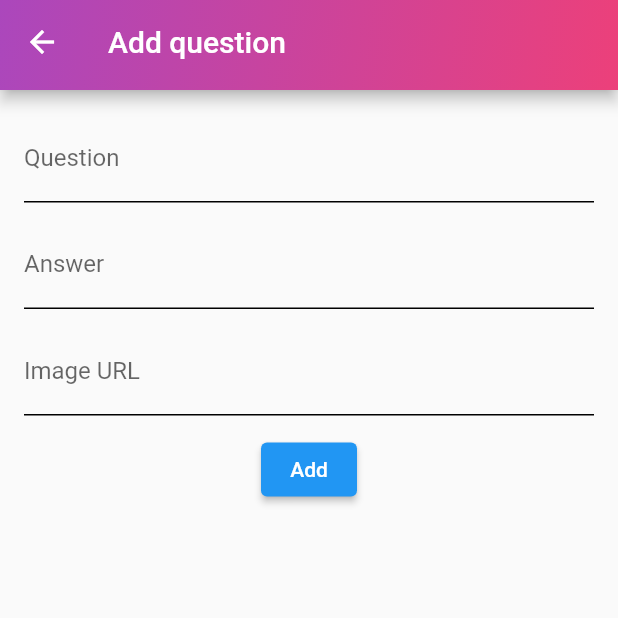
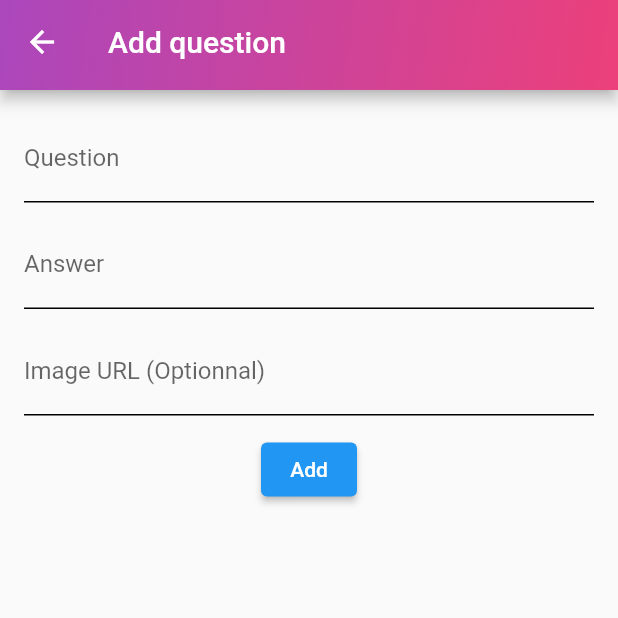
Before and after one commit to DocAmaroo/QuizzApp, a Flutter app: the screen it shows after launch, after a tap on the "add" icon, on a phone screen of 412 x 824 dp, the top half of it. Run offline on Flutter 3.47's test engine with Material 2 defaults, Android fonts, the phone set to English and light mode, and no system bars; our stand-ins replace bloc, cloud_firestore, firebase_core, flutter_bloc; accounts and stored records are empty.

```diff
--- a/lib/bloc/quizz_bloc.dart
+++ b/lib/bloc/quizz_bloc.dart
@@ -1,25 +1,16 @@
 import 'package:bloc/bloc.dart';
 import 'package:meta/meta.dart';
-import 'package:quizz/data/models/question.dart';
 
 import 'package:quizz/errors/http_exception.dart' as http_exception;
-import 'package:quizz/services/quizz_services.dart';
 
 part 'quizz_event.dart';
 part 'quizz_state.dart';
 
 class QuizzBloc extends Bloc<QuizzEvent, QuizzState> {
-  final quizzServices = QuizzServices();
-
-  late List<QuestionModel> questions;
   int nbPoints = 0;
   int correct = 0;
   int incorrect = 0;
-  int currentQuestionIndex = 0;
-
-  int get questionsLength => questions.length;
-
-  QuestionModel get currentQuestion => questions[currentQuestionIndex];
+  int currIndex = 0;
 
   int get getNbPoints => nbPoints;
   int get getNbCorrect => correct;
@@ -35,26 +26,16 @@ class QuizzBloc extends Bloc<QuizzEvent, QuizzState> {
   void _loadQuizz(LoadQuizz event, Emitter<QuizzState> emit) async {
     emit(LoadingQuizzState());
 
+    currIndex = 0;
     nbPoints = 0;
     correct = 0;
     incorrect = 0;
 
-    try {
-      questions = await quizzServices.getQuestions();
-      if (questions.isNotEmpty) {
-        currentQuestionIndex = 0;
-        emit(
-            LoadedQuizzState(currentQuestion: questions[currentQuestionIndex]));
-      } else {
-        emit(LoadResultState());
-      }
-    } on http_exception.HTTPException catch (e) {
-      emit(FailedToLoadQuizzState(error: e));
-    }
+    emit(LoadedQuizzState(currIndex: currIndex));
   }
 
   void _onNext(NextQuestion event, Emitter<QuizzState> emit) {
-    if (questions[currentQuestionIndex].answer == event.answer) {
+    if (event.isTrue) {
       correct++;
       nbPoints += 20;
     } else {
@@ -62,16 +43,16 @@ class QuizzBloc extends Bloc<QuizzEvent, QuizzState> {
       nbPoints -= 5;
     }
 
-    if (questions.length <= currentQuestionIndex + 1) {
-      add(QuizzEnd());
-    } else {
-      currentQuestionIndex++;
-      emit(LoadedQuizzState(currentQuestion: questions[currentQuestionIndex]));
-    }
+    currIndex++;
+    emit(LoadedQuizzState(currIndex: currIndex));
   }
 
   void _onEnd(QuizzEnd event, Emitter<QuizzState> emit) {
-    emit(LoadResultState());
+    emit(LoadResultState(
+        nbAnswer: currIndex,
+        nbCorrectAnswer: correct,
+        nbIncorrectAnswer: incorrect,
+        nbPoints: nbPoints));
   }
 
   void _onRestart(QuizzRestart event, Emitter<QuizzState> emit) {
--- a/lib/bloc/quizz_event.dart
+++ b/lib/bloc/quizz_event.dart
@@ -8,9 +8,9 @@ class LoadQuizz extends QuizzEvent {
 }
 
 class NextQuestion extends QuizzEvent {
-  final bool answer;
+  final bool isTrue;
 
-  NextQuestion({required this.answer});
+  NextQuestion({required this.isTrue});
 
   @override
   String toString() => '[EVENT] Next question';
--- a/lib/bloc/quizz_state.dart
+++ b/lib/bloc/quizz_state.dart
@@ -9,11 +9,22 @@ class LoadingQuizzState extends QuizzState {}
 
 // Quizz information have been loaded
 class LoadedQuizzState extends QuizzState {
-  final QuestionModel currentQuestion;
-  LoadedQuizzState({required this.currentQuestion});
+  final int currIndex;
+  LoadedQuizzState({required this.currIndex});
 }
 
-class LoadResultState extends QuizzState {}
+class LoadResultState extends QuizzState {
+  final int nbAnswer;
+  final int nbCorrectAnswer;
+  final int nbIncorrectAnswer;
+  final int nbPoints;
+
+  LoadResultState(
+      {required this.nbAnswer,
+      required this.nbCorrectAnswer,
+      required this.nbIncorrectAnswer,
+      required this.nbPoints});
+}
 
 // Failed to load Quizz information
 class FailedToLoadQuizzState extends QuizzState {
--- a/lib/services/quizz_services.dart
+++ b/lib/services/quizz_services.dart
@@ -1,22 +1,16 @@
 import 'package:cloud_firestore/cloud_firestore.dart';
-import 'package:quizz/data/models/question.dart';
 
 class QuizzServices {
   final FirebaseFirestore firebase = FirebaseFirestore.instance;
 
   QuizzServices();
 
-  Future<List<QuestionModel>> getQuestions() async {
-    final questionCollection = firebase.collection('questions');
-    final questionFetch = await questionCollection.get();
-
-    return questionFetch.docs
-        .map((e) => QuestionModel.fromQueryDocumentSnapshot(e))
-        .toList();
+  Future<QuerySnapshot> getQuestions() async {
+    return await firebase.collection('questions').get();
   }
 
   Future<void> addQuestion(String question, String answer, String imageURL) {
-    final defaultImage =
+    const defaultImage =
         'https://st.depositphotos.com/1654249/2526/i/600/depositphotos_25269357-stock-photo-3d-man-with-red-question.jpg';
     final questionCollection = firebase.collection('questions');
     return questionCollection
--- a/lib/views/add_question.dart
+++ b/lib/views/add_question.dart
@@ -62,7 +62,7 @@ class _AddQuestionState extends State<AddQuestion> {
               controller: _imageURLController,
               cursorColor: Colors.black45,
               decoration: const InputDecoration(
-                labelText: 'Image URL',
+                labelText: 'Image URL (Optionnal)',
                 floatingLabelStyle: TextStyle(color: Colors.deepOrange),
                 hintText: 'https://myimage.org',
                 enabledBorder: UnderlineInputBorder(
--- a/lib/views/homepage.dart
+++ b/lib/views/homepage.dart
@@ -1,7 +1,9 @@
+import 'package:cloud_firestore/cloud_firestore.dart';
 import 'package:flutter/material.dart';
 import 'package:flutter_bloc/flutter_bloc.dart';
 import 'package:quizz/bloc/quizz_bloc.dart';
 import 'package:quizz/data/models/question.dart';
+import 'package:quizz/services/quizz_services.dart';
 import 'package:quizz/views/add_question.dart';
 import 'package:quizz/views/result.dart';
 import 'package:quizz/widgets/quizz_actions.dart';
@@ -20,6 +22,8 @@ class MyHomePage extends StatefulWidget {
 }
 
 class _MyHomePageState extends State<MyHomePage> {
+  final _quizzServices = QuizzServices();
+
   @override
   Widget build(BuildContext context) {
     return Scaffold(
@@ -42,6 +46,7 @@ class _MyHomePageState extends State<MyHomePage> {
                 ]))));
   }
 
+  // Handle Bloc State
   Widget _blocBuilder(BuildContext context, QuizzState state) {
     if (state is LoadingQuizzState) {
       return const Center(
@@ -51,7 +56,11 @@ class _MyHomePageState extends State<MyHomePage> {
     } else if (state is FailedToLoadQuizzState) {
       return Text('Error occured: ${state.error.message}');
     } else if (state is LoadResultState) {
-      return const QuizzResult();
+      return QuizzResult(
+          nbAnswer: state.nbAnswer,
+          nbCorrectAnswer: state.nbCorrectAnswer,
+          nbIncorrectAnswer: state.nbIncorrectAnswer,
+          nbPoints: state.nbPoints);
     } else {
       return const Center(
         child: Text('No statement, try to reload the app',
@@ -61,15 +70,38 @@ class _MyHomePageState extends State<MyHomePage> {
     }
   }
 
-  Wrap _loadedContent(BuildContext context, QuizzState state) {
-    final QuestionModel question =
-        context.select((QuizzBloc bloc) => bloc.currentQuestion);
+  // Load the content to display with firebase
+  FutureBuilder _loadedContent(BuildContext context, LoadedQuizzState state) {
+    return FutureBuilder<QuerySnapshot>(
+        future: _quizzServices.getQuestions(),
+        builder: (BuildContext context, AsyncSnapshot<QuerySnapshot> snapshot) {
+          if (snapshot.hasError) {
+            return const Text('Unable to fetch data!');
+          }
 
-    return Wrap(runSpacing: 20, children: [
-      const QuizzHeader(),
-      QuizzBody(questionModel: question),
-      const QuizzActions()
-    ]);
+          if (snapshot.connectionState == ConnectionState.done) {
+            var data = snapshot.data!.docs;
+            List<QuestionModel> questions = data
+                .map((e) => QuestionModel.fromQueryDocumentSnapshot(e))
+                .toList();
+
+            if (state.currIndex < questions.length) {
+              QuestionModel currQuestion = questions[state.currIndex];
+
+              return Wrap(runSpacing: 20, children: [
+                QuizzHeader(
+                    nbQuestion: questions.length, currIndex: state.currIndex),
+                QuizzBody(questionModel: currQuestion),
+                QuizzActions(answer: currQuestion.getAnswer)
+              ]);
+            } else {
+              BlocProvider.of<QuizzBloc>(context).add(QuizzEnd());
+            }
+          }
+
+          return const Center(
+              child: CircularProgressIndicator(color: Colors.black));
+        });
   }
 
   // Custom SnackBar
--- a/lib/views/result.dart
+++ b/lib/views/result.dart
@@ -3,28 +3,32 @@ import 'package:provider/src/provider.dart';
 import 'package:quizz/bloc/quizz_bloc.dart';
 
 class QuizzResult extends StatelessWidget {
-  const QuizzResult({Key? key}) : super(key: key);
+  final int nbAnswer;
+  final int nbCorrectAnswer;
+  final int nbIncorrectAnswer;
+  final int nbPoints;
+
+  const QuizzResult(
+      {Key? key,
+      required this.nbAnswer,
+      required this.nbCorrectAnswer,
+      required this.nbIncorrectAnswer,
+      required this.nbPoints})
+      : super(key: key);
 
   @override
   Widget build(BuildContext context) {
-    final int questionsLength =
-        context.select((QuizzBloc bloc) => bloc.questionsLength);
-    final int score = context.select((QuizzBloc bloc) => bloc.nbPoints);
-    final int correct = context.select((QuizzBloc bloc) => bloc.getNbCorrect);
-    final int incorrect =
-        context.select((QuizzBloc bloc) => bloc.getNbIncorrect);
-
     return Center(
         child: Column(
             mainAxisAlignment: MainAxisAlignment.center,
             crossAxisAlignment: CrossAxisAlignment.center,
             children: <Widget>[
           // Main score
-          Text('Votre score est de $score / ${questionsLength * 20}',
+          Text('Votre score est de $nbPoints / ${nbAnswer * 20}',
               style: const TextStyle(fontSize: 18)),
           const SizedBox(height: 16),
           // Correct and incorrect counter
-          Text('$correct correcte | $incorrect incorrecte',
+          Text('$nbCorrectAnswer correcte | $nbIncorrectAnswer incorrecte',
               style: const TextStyle(fontSize: 16)),
           const SizedBox(height: 32),
           // Restart button
--- a/lib/widgets/quizz_body.dart
+++ b/lib/widgets/quizz_body.dart
@@ -1,4 +1,3 @@
-import 'package:cloud_firestore/cloud_firestore.dart';
 import 'package:flutter/widgets.dart';
 import 'package:quizz/data/models/question.dart';
 
```
Also changed, not shown: lib/widgets/quizz_actions.dart (+5 -3 lines), lib/widgets/quizz_header.dart (+9 -11 lines).
